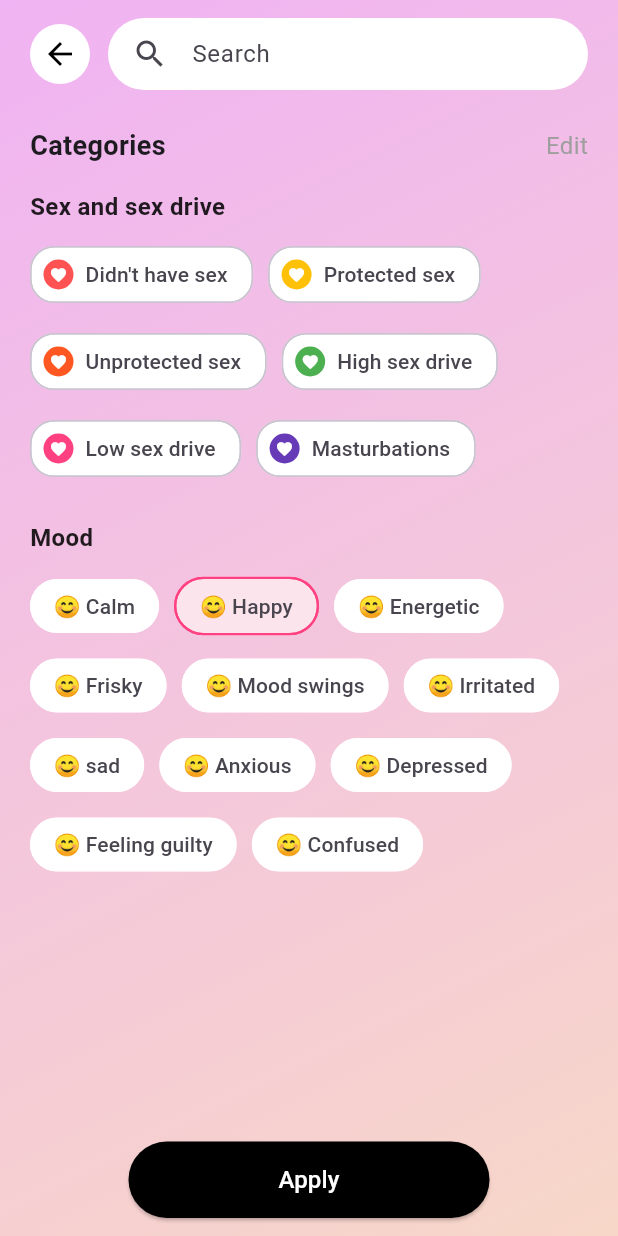
After one commit to ClarenceLaria/ovia, a Flutter app: the HomeScreen screen opened directly, after a tap on "Week 21", on a phone screen of 412 x 824 dp. The commit adds this screen. Run offline on Flutter 3.47's test engine with Material 3 defaults, Android fonts, the phone set to English and light mode, and no system bars; our stand-ins replace smooth_page_indicator, table_calendar.

Commit message:
Moods tracker updates

```diff
--- a/lib/features/home/pregnancy_tracker.dart
+++ b/lib/features/home/pregnancy_tracker.dart
@@ -1,4 +1,5 @@
 import 'package:flutter/material.dart';
+import 'package:ovia_app/screens/mood_and_sex_tracker.dart';
 
 class PregnancyTracker extends StatelessWidget {
   const PregnancyTracker({super.key});
@@ -50,7 +51,16 @@ class PregnancyTracker extends StatelessWidget {
           ),
          Column(
             children: [
-              Container(
+              GestureDetector(
+                onTap: (){
+                  Navigator.push(
+                    context,
+                    MaterialPageRoute(
+                      builder: (context) => const MoodAndSexTracker(),
+                    ),
+                  );
+                },
+                child: Container(
                   margin: const EdgeInsets.symmetric(vertical: 10),
                   decoration: BoxDecoration(
                     border: Border.all(color: Colors.pink.shade300, width: 2),
@@ -60,6 +70,7 @@ class PregnancyTracker extends StatelessWidget {
                   child: const Text(
                     "Week 21",
                     style: TextStyle(fontSize: 12),
+                  ),
                 ),
               ),
             ],
--- a/lib/screens/login_screen.dart
+++ b/lib/screens/login_screen.dart
@@ -107,7 +107,7 @@ class _LoginScreenState extends State<LoginScreen> {
                           Navigator.pushReplacement(
                             context,
                             MaterialPageRoute(
-                              builder: (context) => EntryPoint(),
+                              builder: (context) => const EntryPoint(),
                             ),
                           );
                         },
--- /dev/null
+++ b/lib/screens/mood_and_sex_tracker.dart
@@ -0,0 +1,186 @@
+import 'package:flutter/material.dart';
+
+class MoodAndSexTracker extends StatelessWidget {
+  const MoodAndSexTracker({super.key});
+
+  @override
+  Widget build(BuildContext context) {
+    return Scaffold(
+      body: Container(
+        decoration: const BoxDecoration(
+          gradient: LinearGradient(
+            begin: Alignment.topLeft,
+            end: Alignment.bottomRight,
+            colors: [
+              Color(0xFFF0B3F3), // light purple-pink
+              Color(0xFFF7D7C8), // light peach
+            ],
+          ),
+        ),
+        child: SafeArea(
+          child: Padding(
+            padding: const EdgeInsets.symmetric(horizontal: 20, vertical: 12),
+            child: Column(
+              crossAxisAlignment: CrossAxisAlignment.start,
+              children: [
+                // Back button and search
+                Row(
+                  children: [
+                    const CircleAvatar(
+                      backgroundColor: Colors.white,
+                      child: Icon(Icons.arrow_back, color: Colors.black),
+                    ),
+                    const SizedBox(width: 12),
+                    Expanded(
+                      child: Container(
+                        padding: const EdgeInsets.symmetric(horizontal: 16),
+                        decoration: BoxDecoration(
+                          color: Colors.white,
+                          borderRadius: BorderRadius.circular(30),
+                        ),
+                        child: const TextField(
+                          decoration: InputDecoration(
+                            hintText: 'Search',
+                            border: InputBorder.none,
+                            icon: Icon(Icons.search),
+                          ),
+                        ),
+                      ),
+                    ),
+                  ],
+                ),
+                const SizedBox(height: 24),
+                // Categories title
+                const Row(
+                  mainAxisAlignment: MainAxisAlignment.spaceBetween,
+                  children: [
+                    Text(
+                      'Categories',
+                      style: TextStyle(
+                        fontSize: 18,
+                        fontWeight: FontWeight.bold,
+                      ),
+                    ),
+                    Text(
+                      'Edit',
+                      style: TextStyle(color: Colors.grey),
+                    ),
+                  ],
+                ),
+                const SizedBox(height: 16),
+                // Sex and sex drive
+                _sectionTitle('Sex and sex drive'),
+                const Wrap(
+                  spacing: 10,
+                  runSpacing: 10,
+                  children: [
+                    _IconChip(text: "Didn't have sex", color: Colors.redAccent),
+                    _IconChip(text: "Protected sex", color: Colors.amber),
+                    _IconChip(text: "Unprotected sex", color: Colors.deepOrange),
+                    _IconChip(text: "High sex drive", color: Colors.green),
+                    _IconChip(text: "Low sex drive", color: Colors.pinkAccent),
+                    _IconChip(text: "Masturbations", color: Colors.deepPurple),
+                  ],
+                ),
+                const SizedBox(height: 24),
+                // Mood section
+                _sectionTitle('Mood'),
+                const Wrap(
+                  spacing: 10,
+                  runSpacing: 5,
+                  children: [
+                    _MoodChip(text: "😊 Calm"),
+                    _MoodChip(text: "😊 Happy", selected: true),
+                    _MoodChip(text: "😊 Energetic"),
+                    _MoodChip(text: "😊 Frisky"),
+                    _MoodChip(text: "😊 Mood swings"),
+                    _MoodChip(text: "😊 Irritated"),
+                    _MoodChip(text: "😊 sad"),
+                    _MoodChip(text: "😊 Anxious"),
+                    _MoodChip(text: "😊 Depressed"),
+                    _MoodChip(text: "😊 Feeling guilty"),
+                    _MoodChip(text: "😊 Confused"),
+                  ],
+                ),
+                const Spacer(),
+                Center(
+                  child: ElevatedButton(
+                    style: ElevatedButton.styleFrom(
+                      backgroundColor: Colors.black,
+                      padding: const EdgeInsets.symmetric(
+                          horizontal: 100, vertical: 14),
+                      shape: RoundedRectangleBorder(
+                          borderRadius: BorderRadius.circular(30)),
+                    ),
+                    onPressed: () {},
+                    child: const Text(
+                      'Apply',
+                      style: TextStyle(fontSize: 16, color: Colors.white),
+                    ),
+                  ),
+                )
+              ],
+            ),
+          ),
+        ),
+      ),
+    );
+  }
+
+  Widget _sectionTitle(String title) {
+    return Padding(
+      padding: const EdgeInsets.only(bottom: 10),
+      child: Text(
+        title,
+        style: const TextStyle(
+            fontSize: 16, fontWeight: FontWeight.w600, color: Colors.black87),
+      ),
+    );
+  }
+}
+
+// Reusable chip with icon and background color
+class _IconChip extends StatelessWidget {
+  final String text;
+  final Color color;
+
+  const _IconChip({required this.text, required this.color});
+
+  @override
+  Widget build(BuildContext context) {
+    return Chip(
+      avatar: CircleAvatar(
+        backgroundColor: color,
+        radius: 10,
+        child: const Icon(Icons.favorite, size: 12, color: Colors.white),
+      ),
+      backgroundColor: Colors.white,
+      label: Text(text),
+      shape: RoundedRectangleBorder(
+        borderRadius: BorderRadius.circular(16),
+      ),
+    );
+  }
+}
+
+// Mood chip with optional selection styling
+class _MoodChip extends StatelessWidget {
+  final String text;
+  final bool selected;
+
+  const _MoodChip({required this.text, this.selected = false});
+
+  @override
+  Widget build(BuildContext context) {
+    return Chip(
+      label: Text(text),
+      backgroundColor: selected ? Colors.pink.shade50 : Colors.white,
+      side: selected
+          ? const BorderSide(color: Colors.pinkAccent, width: 1.5)
+          : BorderSide.none,
+      shape: RoundedRectangleBorder(
+        borderRadius: BorderRadius.circular(20),
+      ),
+    );
+  }
+}
```
Lines whose indentation alone changed are shown as unchanged.
